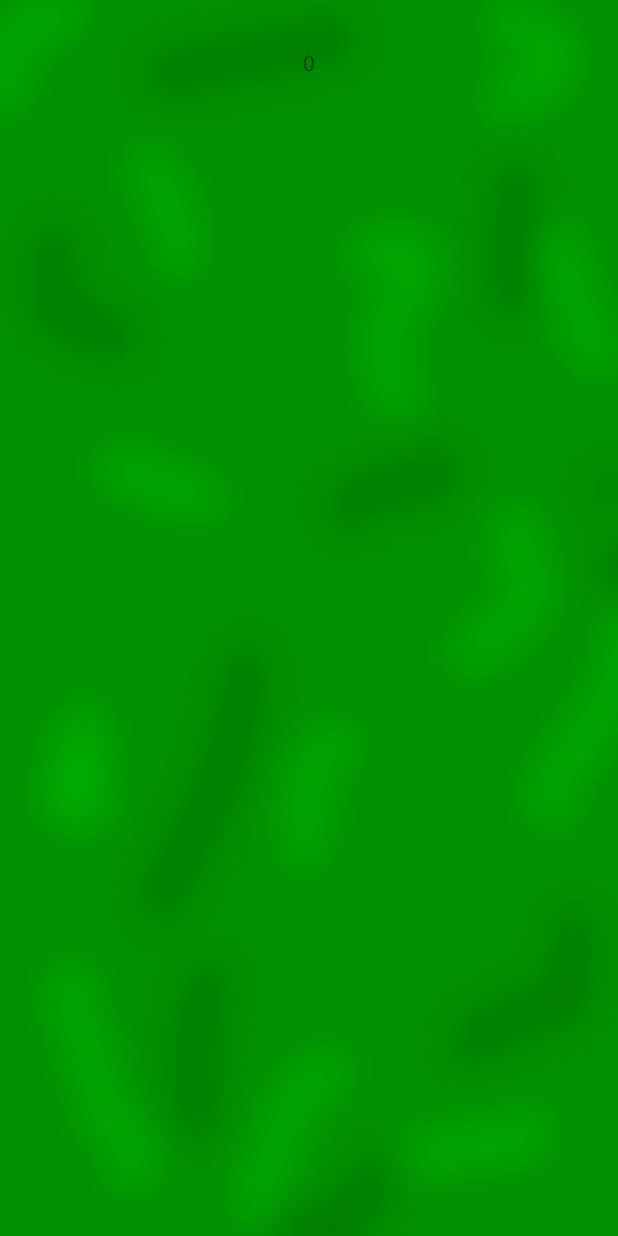
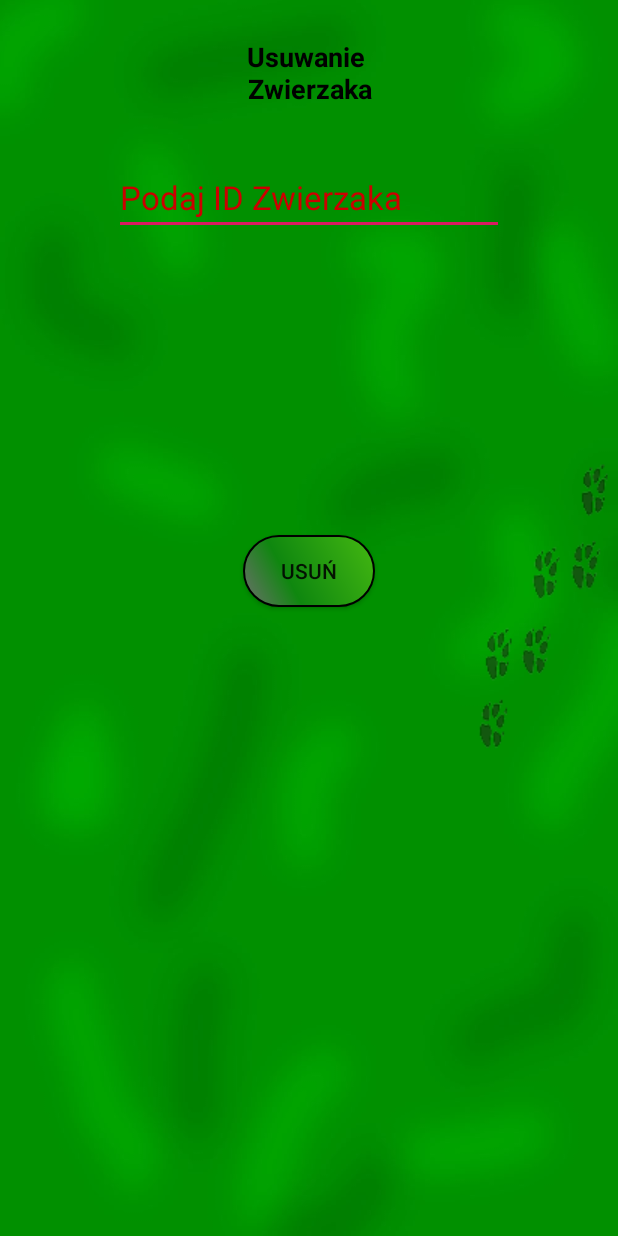
Before and after one commit to Vrezer/AnimalScheltersApp, an Android app: the DeleteAnimal screen opened directly, with no data from a screen before it, on a phone screen of 412 x 824 dp. Run offline under Robolectric (Android 15) with nearby library versions, the phone set to English and light mode, and no system bars; our stand-ins replace Firebase (no records; nobody signed in at launch, a user with empty details on screens opened directly).

```diff
--- a/app/src/main/AndroidManifest.xml
+++ b/app/src/main/AndroidManifest.xml
@@ -11,7 +11,8 @@
         android:roundIcon="@mipmap/ic_launcher_round"
         android:supportsRtl="true"
         android:theme="@style/AppTheme">
-        <activity android:name=".DisplayAnimal"></activity>
+        <activity android:name=".UpdateAnimal"></activity>
+        <activity android:name=".DisplayAnimal" />
         <activity android:name=".DeleteAnimal" />
         <activity android:name=".AddAnimal" />
         <activity android:name=".AdminActivity" />
--- a/app/src/main/java/com/example/animalscheltersapp/AddAnimal.java
+++ b/app/src/main/java/com/example/animalscheltersapp/AddAnimal.java
@@ -135,7 +135,7 @@ public class AddAnimal extends AppCompatActivity {
 
          AnimalId=newPost.getKey();
 
-        StorageReference imageReference = storageReference.child("Animal").child(AnimalId); // Path: // Animal/AnimalID
+        StorageReference imageReference = storageReference.child("Animal").child(AnimalId); // Path: // Animal
         UploadTask uploadTask = imageReference.putFile(imagePath);
         uploadTask.addOnFailureListener(new OnFailureListener() {
             @Override
--- a/app/src/main/java/com/example/animalscheltersapp/DeleteAnimal.java
+++ b/app/src/main/java/com/example/animalscheltersapp/DeleteAnimal.java
@@ -1,94 +1,93 @@
 package com.example.animalscheltersapp;
 
+
 import androidx.annotation.NonNull;
-import androidx.annotation.Nullable;
+import androidx.appcompat.app.AlertDialog;
 import androidx.appcompat.app.AppCompatActivity;
 
+import android.content.DialogInterface;
+import android.content.Intent;
 import android.os.Bundle;
 import android.view.View;
-import android.widget.AdapterView;
-import android.widget.ArrayAdapter;
+import android.widget.Button;
 import android.widget.EditText;
-import android.widget.ListView;
 import android.widget.TextView;
 import android.widget.Toast;
 
-import com.google.firebase.database.ChildEventListener;
-import com.google.firebase.database.DataSnapshot;
-import com.google.firebase.database.DatabaseError;
+import com.google.android.gms.tasks.OnCanceledListener;
+import com.google.android.gms.tasks.OnCompleteListener;
+import com.google.android.gms.tasks.OnFailureListener;
+import com.google.android.gms.tasks.OnSuccessListener;
+import com.google.android.gms.tasks.Task;
 import com.google.firebase.database.DatabaseReference;
 import com.google.firebase.database.FirebaseDatabase;
-import com.google.firebase.database.ValueEventListener;
 import com.google.firebase.storage.FirebaseStorage;
 import com.google.firebase.storage.StorageReference;
 
-import java.util.ArrayList;
+import java.util.Objects;
+
 
 public class DeleteAnimal extends AppCompatActivity {
 
-    TextView header;
-    private FirebaseStorage firebaseStorage;
-    private StorageReference storageReference;
-    ListView listView;
+    Button button;
+    EditText id;
+    StorageReference storageReference;
+
     @Override
     protected void onCreate(Bundle savedInstanceState) {
         super.onCreate(savedInstanceState);
-        getSupportActionBar().hide();
         setContentView(R.layout.activity_delete_animal);
-        header = findViewById(R.id.DeleteAnimalHeadText);
-        listView = findViewById(R.id.listDeleteAnimal);
-       ShowList();
-        /*listView.setOnItemClickListener(new AdapterView.OnItemClickListener(){
+        Objects.requireNonNull(getSupportActionBar()).hide();
+
+        button=findViewById(R.id.DeleteAnimalButton);
+        id=findViewById(R.id.IdDeleteAnimal);
+
+
+        button.setOnClickListener(new View.OnClickListener(){
+
             @Override
-            public void onItemClick(AdapterView<?> parent, View view, int position, long id) {
-                Toast.makeText(DeleteAnimal.this, "Zwierzak ! ", Toast.LENGTH_LONG).show();
+            public void onClick(View v) {
+                DeleteAnimalProfile();
             }
-        });*/
+        });
 
     }
 
+    private void DeleteAnimalProfile()
+    {
+        new AlertDialog.Builder(this)
+                .setTitle("Warning")
+                .setMessage("Czy na pewno chcesz usunąć tego zwierzaka?")
+                .setIcon(android.R.drawable.ic_dialog_alert)
+                .setPositiveButton(android.R.string.yes, new DialogInterface.OnClickListener() {
 
-    public void ShowList()
-    {
-        final FirebaseDatabase firebaseDatabase = FirebaseDatabase.getInstance();
-        final DatabaseReference ref=firebaseDatabase.getReference("Animal");
-        final ArrayList<Long> test = new ArrayList<>();
+                    public void onClick(DialogInterface dialog, int whichButton) {
 
-        ref.addChildEventListener(new ChildEventListener() {
+
+        storageReference = FirebaseStorage.getInstance().getReference("Animal").child(id.getText().toString());
+        storageReference.delete().addOnSuccessListener(new OnSuccessListener<Void>() {
             @Override
-            public void onChildAdded(@NonNull DataSnapshot dataSnapshot, @Nullable String s) {
-                if(dataSnapshot.exists()) {
-                    long animal = dataSnapshot.getChildrenCount();
-                    test.add(animal);
-                }
+            public void onSuccess(Void aVoid) {
+                DeleteAnimalFun();
+                Toast.makeText(DeleteAnimal.this, "Usunięto Zwierzaka! ", Toast.LENGTH_LONG).show();
+                startActivity(new Intent(DeleteAnimal.this, AdminActivity.class));
             }
-
+        }).addOnFailureListener(new OnFailureListener() {
             @Override
-            public void onChildChanged(@NonNull DataSnapshot dataSnapshot, @Nullable String s) {
-
-            }
-
-            @Override
-            public void onChildRemoved(@NonNull DataSnapshot dataSnapshot) {
-
-            }
-
-            @Override
-            public void onChildMoved(@NonNull DataSnapshot dataSnapshot, @Nullable String s) {
-
-            }
-
-            @Override
-            public void onCancelled(@NonNull DatabaseError databaseError) {
-
+            public void onFailure(@NonNull Exception e) {
+                Toast.makeText(DeleteAnimal.this, "Bledne ID ", Toast.LENGTH_LONG).show();
+                startActivity(new Intent(DeleteAnimal.this, DeleteAnimal.class));
             }
         });
-        String tmp=String.valueOf(test.size());
-        header.setText(tmp);
-/*
-        //ArrayAdapter arrayAdapter=new ArrayAdapter(this,android.R.layout.select_dialog_item,test);
 
-        //listView.setAdapter(arrayAdapter);*/
+                    }})
+                .setNegativeButton(android.R.string.no, null).show();
+    }
+    public void DeleteAnimalFun()
+    {
+                        DatabaseReference ref = FirebaseDatabase.getInstance().getReference("Animal").child(id.getText().toString());
+                        ref.removeValue();
     }
 
+
 }
--- a/app/src/main/res/layout/activity_delete_animal.xml
+++ b/app/src/main/res/layout/activity_delete_animal.xml
@@ -13,31 +13,67 @@
         android:layout_height="match_parent"
         app:layout_constraintBottom_toBottomOf="parent"
         app:layout_constraintEnd_toEndOf="parent"
+        app:layout_constraintHorizontal_bias="1.0"
         app:layout_constraintStart_toStartOf="parent"
-        app:layout_constraintTop_toTopOf="parent"/>
+        app:layout_constraintTop_toTopOf="parent"
+        app:layout_constraintVertical_bias="0.0">
 
         <androidx.constraintlayout.widget.ConstraintLayout
             android:layout_width="match_parent"
-        android:layout_height="match_parent">
+            android:layout_height="wrap_content">
 
             <TextView
-            android:id="@+id/DeleteAnimalHeadText"
-            android:layout_width="wrap_content"
+                android:id="@+id/textView7"
+                android:layout_width="0dp"
                 android:layout_height="wrap_content"
-            android:layout_marginTop="32dp"
-            android:text="Wybierz zwierze \ndo usuniecia"
+                android:layout_marginTop="25dp"
+                android:text="Usuwanie \nZwierzaka"
+                android:textAlignment="center"
+                android:textColor="#000000"
+                android:textSize="18sp"
+                android:textStyle="bold"
                 app:layout_constraintEnd_toEndOf="parent"
                 app:layout_constraintStart_toStartOf="parent"
                 app:layout_constraintTop_toTopOf="parent" />
 
-        <ListView
-            android:id="@+id/listDeleteAnimal"
+            <ImageView
+                android:id="@+id/imageView9"
                 android:layout_width="wrap_content"
                 android:layout_height="wrap_content"
+                android:alpha="0.5"
+                app:layout_constraintBottom_toBottomOf="parent"
+                app:layout_constraintEnd_toEndOf="parent"
+                app:srcCompat="@drawable/dog" />
+
+            <EditText
+                android:id="@+id/IdDeleteAnimal"
+                android:layout_width="wrap_content"
+                android:layout_height="wrap_content"
+                android:layout_marginTop="35dp"
+                android:ems="10"
+                android:hint="Podaj ID Zwierzaka"
+                android:inputType="textShortMessage|textLongMessage|textPersonName"
+                android:singleLine="false"
+                android:textAppearance="@style/TextAppearance.AppCompat.Large"
+                android:textColorHint="@android:color/holo_red_dark"
+                app:layout_constraintEnd_toEndOf="parent"
+                app:layout_constraintStart_toStartOf="parent"
+                app:layout_constraintTop_toBottomOf="@+id/textView7" />
+
+            <Button
+                android:id="@+id/DeleteAnimalButton"
+                android:layout_width="wrap_content"
+                android:layout_height="wrap_content"
+                android:layout_marginTop="200dp"
+                android:layout_marginBottom="100dp"
+                android:text="Usuń"
+                android:background="@drawable/buttonshape"
                 app:layout_constraintBottom_toBottomOf="parent"
                 app:layout_constraintEnd_toEndOf="parent"
                 app:layout_constraintStart_toStartOf="parent"
-            app:layout_constraintTop_toBottomOf="@+id/DeleteAnimalHeadText" />
-    </androidx.constraintlayout.widget.ConstraintLayout>
+                app:layout_constraintTop_toBottomOf="@+id/IdDeleteAnimal" />
 
         </androidx.constraintlayout.widget.ConstraintLayout>
+    </ScrollView>
+
+</androidx.constraintlayout.widget.ConstraintLayout>
```
Also changed, not shown: app/src/main/java/com/example/animalscheltersapp/UpdateAnimal.java (added, +14 -0 lines), app/src/main/res/layout/activity_update_animal.xml (added, +9 -0 lines). Lines whose indentation alone changed are shown as unchanged.
